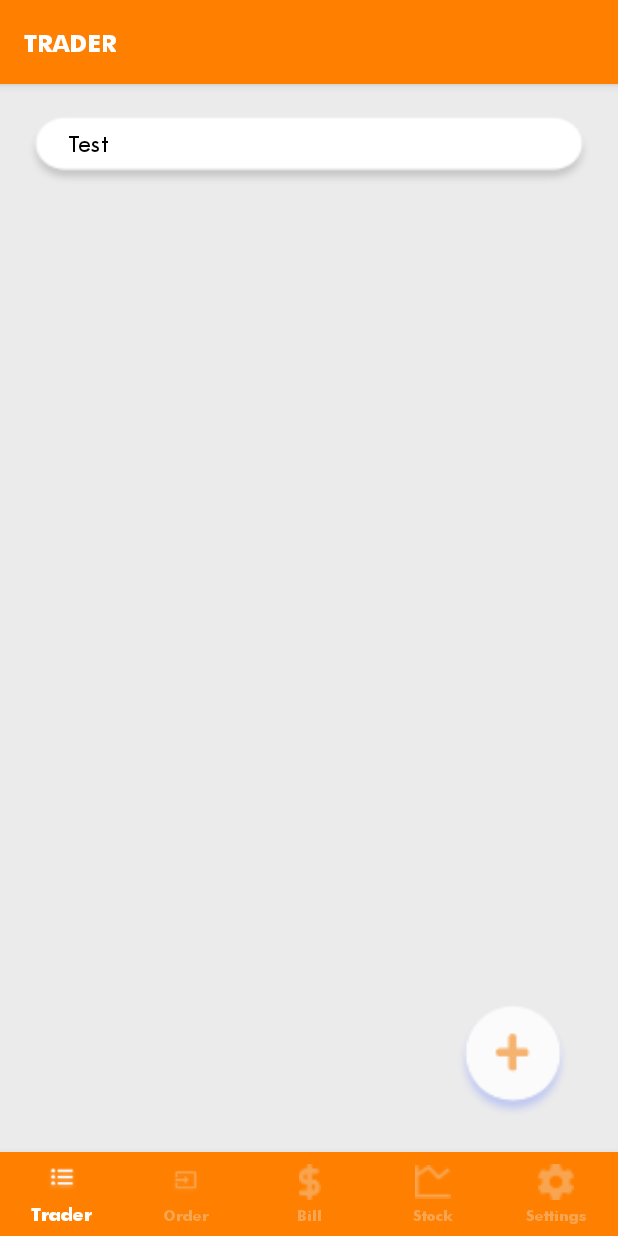
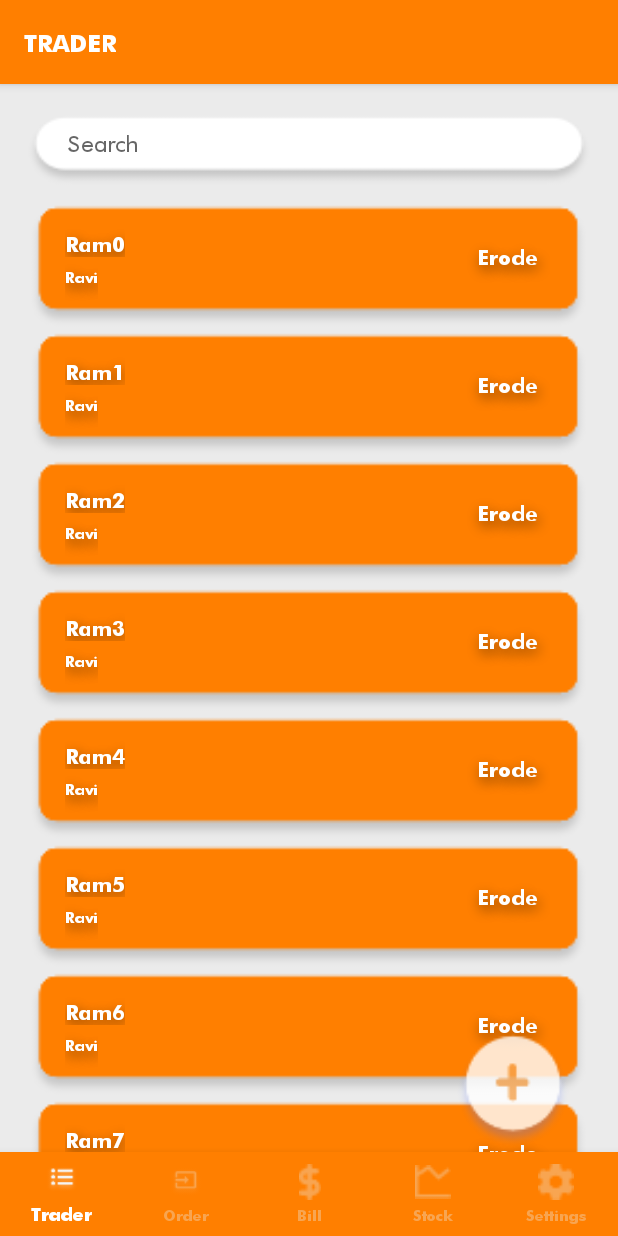
Before and after one commit to febinoAnand/AquaFish, an Android app: the screen it shows after launch (MainActivity), on a phone screen of 412 x 824 dp. Run offline under Robolectric (Android 15) with nearby library versions, the phone set to English and light mode, and no system bars.

Commit message:
Trader Fragment was completed upto ListView. Dialog window need to add, if add buttom is pressed

```diff
--- a/app/build.gradle
+++ b/app/build.gradle
@@ -25,12 +25,7 @@ android {
 
 dependencies {
     implementation fileTree(dir: 'libs', include: ['*.jar'])
-
-
-
     implementation 'androidx.appcompat:appcompat:1.2.0'
-
-
     implementation 'androidx.constraintlayout:constraintlayout:2.0.4'
     testImplementation 'junit:junit:4.12'
     androidTestImplementation 'androidx.test.ext:junit:1.1.2'
--- /dev/null
+++ b/app/src/main/java/com/example/aquafish/TraderAdapter.java
@@ -0,0 +1,69 @@
+package com.example.aquafish;
+
+import android.content.Context;
+import android.graphics.Typeface;
+import android.view.LayoutInflater;
+import android.view.View;
+import android.view.ViewGroup;
+import android.widget.BaseAdapter;
+import android.widget.ImageButton;
+import android.widget.ListAdapter;
+import android.widget.TextView;
+import android.widget.Toast;
+
+import java.util.ArrayList;
+
+public class TraderAdapter extends BaseAdapter implements ListAdapter {
+
+    private ArrayList<TraderDetails> list;
+    private Context context;
+
+    public TraderAdapter(ArrayList<TraderDetails> list, Context context){
+        this.list = list;
+        this.context = context;
+    }
+
+
+    @Override
+    public int getCount() {
+        return list.size();
+    }
+
+    @Override
+    public Object getItem(int position) {
+        return list.get(position);
+    }
+
+    @Override
+    public long getItemId(int position) {
+        return position;
+    }
+
+    @Override
+    public View getView(int position, View convertView, ViewGroup parent) {
+        View view = convertView;
+        if (view == null) {
+            LayoutInflater inflater = (LayoutInflater) context.getSystemService(Context.LAYOUT_INFLATER_SERVICE);
+            view = inflater.inflate(R.layout.trader_adapter_view, null);
+        }
+        Typeface font = Typeface.createFromAsset(context.getAssets(), "fonts/unicode.futurab.ttf");
+
+
+
+        TextView traderNameTxt = view.findViewById(R.id.trader_adapter_name);
+        TextView traderAliasTxt = view.findViewById(R.id.trader_adapter_alias);
+        TextView traderLocationTxt = view.findViewById(R.id.trader_adapter_location);
+
+        traderNameTxt.setTypeface(font);
+        traderAliasTxt.setTypeface(font);
+        traderLocationTxt.setTypeface(font);
+
+        traderNameTxt.setText(list.get(position).getName());
+        traderAliasTxt.setText(list.get(position).getAlias());
+        traderLocationTxt.setText(list.get(position).getLocation());
+
+
+
+        return view;
+    }
+}
--- /dev/null
+++ b/app/src/main/java/com/example/aquafish/TraderDetails.java
@@ -0,0 +1,72 @@
+package com.example.aquafish;
+
+import android.util.Log;
+
+public class TraderDetails {
+    private int _id;
+    private String createDate;
+    private String name;
+    private String alias;
+    private String location;
+    private String phone;
+
+    public void printLog() {
+        Log.i("Id", "" + _id);
+        Log.i("Create Date", createDate);
+        Log.i("Name", name);
+        Log.i("Alias", alias);
+        Log.i("Location", location);
+        Log.i("Phone", phone);
+
+    }
+
+    public int get_id() {
+        return _id;
+    }
+
+    public void set_id(int _id) {
+        this._id = _id;
+    }
+
+    public String getCreateDate() {
+        return createDate;
+    }
+
+    public void setCreateDate(String createDate) {
+        this.createDate = createDate;
+    }
+
+    public String getName() {
+        return name;
+    }
+
+    public void setName(String name) {
+        this.name = name;
+    }
+
+    public String getAlias() {
+        return alias;
+    }
+
+    public void setAlias(String alias) {
+        this.alias = alias;
+    }
+
+    public String getLocation() {
+        return location;
+    }
+
+    public void setLocation(String location) {
+        this.location = location;
+    }
+
+    public String getPhone() {
+        return phone;
+    }
+
+    public void setPhone(String phone) {
+        this.phone = phone;
+    }
+
+
+}
--- a/app/src/main/java/com/example/aquafish/TraderFragment.java
+++ b/app/src/main/java/com/example/aquafish/TraderFragment.java
@@ -9,6 +9,12 @@ import android.view.LayoutInflater;
 import android.view.View;
 import android.view.ViewGroup;
 import android.widget.EditText;
+import android.widget.ImageButton;
+import android.widget.LinearLayout;
+import android.widget.ListView;
+import android.widget.Toast;
+
+import java.util.ArrayList;
 
 import androidx.fragment.app.Fragment;
 import androidx.fragment.app.FragmentActivity;
@@ -33,8 +39,43 @@ public class TraderFragment extends Fragment {
 
         Typeface font = Typeface.createFromAsset(getContext().getAssets(), "fonts/futura medium bt.ttf");
         EditText searchEdit = view.findViewById(R.id.trader_search_edit);
+        ImageButton traderAddBtn = (ImageButton) view.findViewById(R.id.trader_add_button);
+
         searchEdit.setTypeface(font);
-        searchEdit.setText("Test");
+
+
+        ArrayList<TraderDetails> list = new ArrayList<TraderDetails>();
+
+        for(int i=0;i<15;i++){
+            TraderDetails traderDetails = new TraderDetails();
+            traderDetails.setName("Ram"+i);
+            traderDetails.set_id(i);
+            traderDetails.setAlias("Ravi");
+            traderDetails.setCreateDate("15.12.21");
+            traderDetails.setLocation("Erode");
+            list.add(traderDetails);
+        }
+
+
+//        traderDetails = new TraderDetails();
+//        traderDetails.set_id(2);
+//        traderDetails.setName("Kumar");
+//        traderDetails.setAlias("Palani");
+//        traderDetails.setCreateDate("15.12.21");
+//        traderDetails.setLocation("Pallipalayam");
+//        list.add(traderDetails);
+
+        TraderAdapter traderAdapter = new TraderAdapter(list, getContext());
+        ListView traderListView = (ListView) view.findViewById(R.id.trader_list_view);
+        traderListView.setAdapter(traderAdapter);
+        traderListView.setDivider(null);
+
+        traderAddBtn.setOnClickListener(new View.OnClickListener() {
+            @Override
+            public void onClick(View v) {
+                Toast.makeText(getContext(), "Trader Name addition", Toast.LENGTH_SHORT).show();
+            }
+        });
 
         return view;
     }
--- /dev/null
+++ b/app/src/main/res/drawable/adapter_list_background.xml
@@ -0,0 +1,7 @@
+<?xml version="1.0" encoding="UTF-8"?>
+<shape xmlns:android="http://schemas.android.com/apk/res/android">
+    <solid android:color="@color/colorPrimary"/>
+    <stroke android:width="3dp" android:color="@color/colorPrimary" />
+    <corners android:radius="10dp"/>
+    <padding android:left="0dp" android:top="0dp" android:right="0dp" android:bottom="0dp" />
+</shape>
--- a/app/src/main/res/layout/fragment_trader.xml
+++ b/app/src/main/res/layout/fragment_trader.xml
@@ -30,8 +30,15 @@
         android:textSize="15sp" />
 <RelativeLayout
     android:layout_width="match_parent"
-    android:layout_height="match_parent">
+    android:layout_height="wrap_content">
 
+
+    <ListView
+        android:id="@+id/trader_list_view"
+        android:layout_width="match_parent"
+        android:layout_height="match_parent"
+        android:paddingLeft="18dp"
+        android:paddingRight="18dp" />
     <ImageButton
         android:id="@+id/trader_add_button"
         android:layout_width="80dp"
@@ -43,12 +50,6 @@
         android:layout_alignParentRight="true"
         android:layout_alignParentEnd="true"
         android:background="@drawable/add_toggle" />
-    <ListView
-        android:id="@+id/trader_list_view"
-        android:layout_width="match_parent"
-        android:layout_height="match_parent"
-        android:paddingLeft="15dp"
-        android:paddingRight="15dp" />
 
 </RelativeLayout>
 
--- /dev/null
+++ b/app/src/main/res/layout/trader_adapter_view.xml
@@ -0,0 +1,71 @@
+<?xml version="1.0" encoding="utf-8"?>
+<LinearLayout
+    xmlns:android="http://schemas.android.com/apk/res/android"
+    android:layout_width="match_parent"
+    android:layout_height="wrap_content"
+    android:layout_margin="10dp"
+    android:background="@drawable/trader_list_bg"
+    android:paddingBottom="15dp"
+    android:orientation="vertical">
+    <LinearLayout
+        android:layout_width="match_parent"
+        android:layout_height="70dp"
+        android:orientation="horizontal">
+        <LinearLayout
+            android:layout_width="wrap_content"
+            android:layout_height="match_parent"
+            android:orientation="vertical"
+            android:gravity="center_vertical"
+            android:paddingLeft="25dp"
+            android:layout_weight="1">
+            <TextView
+                android:id="@+id/trader_adapter_name"
+                android:layout_width="wrap_content"
+                android:textColor="@color/white"
+                android:gravity="bottom"
+                android:shadowColor="@color/colorShadow"
+                android:shadowDx="2"
+                android:shadowDy="5"
+                android:shadowRadius="10"
+                android:layout_height="match_parent"
+                android:text="Textview"
+                android:layout_weight="1"
+                />
+
+            <TextView
+                android:id="@+id/trader_adapter_alias"
+                android:layout_width="wrap_content"
+                android:textColor="@color/white"
+                android:gravity="top"
+                android:shadowColor="@color/colorShadow"
+                android:shadowDx="2"
+                android:shadowDy="5"
+                android:shadowRadius="10"
+                android:paddingTop="6dp"
+                android:textSize="10sp"
+                android:layout_height="match_parent"
+                android:text="Textview"
+                android:layout_weight="1"
+                />
+
+        </LinearLayout>
+
+        <TextView
+            android:id="@+id/trader_adapter_location"
+            android:layout_width="wrap_content"
+            android:layout_height="match_parent"
+            android:text="Textview"
+            android:shadowColor="@color/colorShadow"
+            android:shadowDx="2"
+            android:shadowDy="5"
+            android:shadowRadius="10"
+            android:textColor="@color/white"
+            android:paddingRight="35dp"
+            android:layout_weight="1"
+            android:gravity="right|center_vertical"
+            />
+    </LinearLayout>
+
+
+
+</LinearLayout>
--- a/app/src/main/res/values/colors.xml
+++ b/app/src/main/res/values/colors.xml
@@ -6,5 +6,5 @@
     <color name="white">#FFFFFF</color>
     <color name="colorSecondary">#F8A551</color>
     <color name="grey">#EBEBEB</color>
-
+    <color name="colorShadow">#7C000000</color>
 </resources>
```
